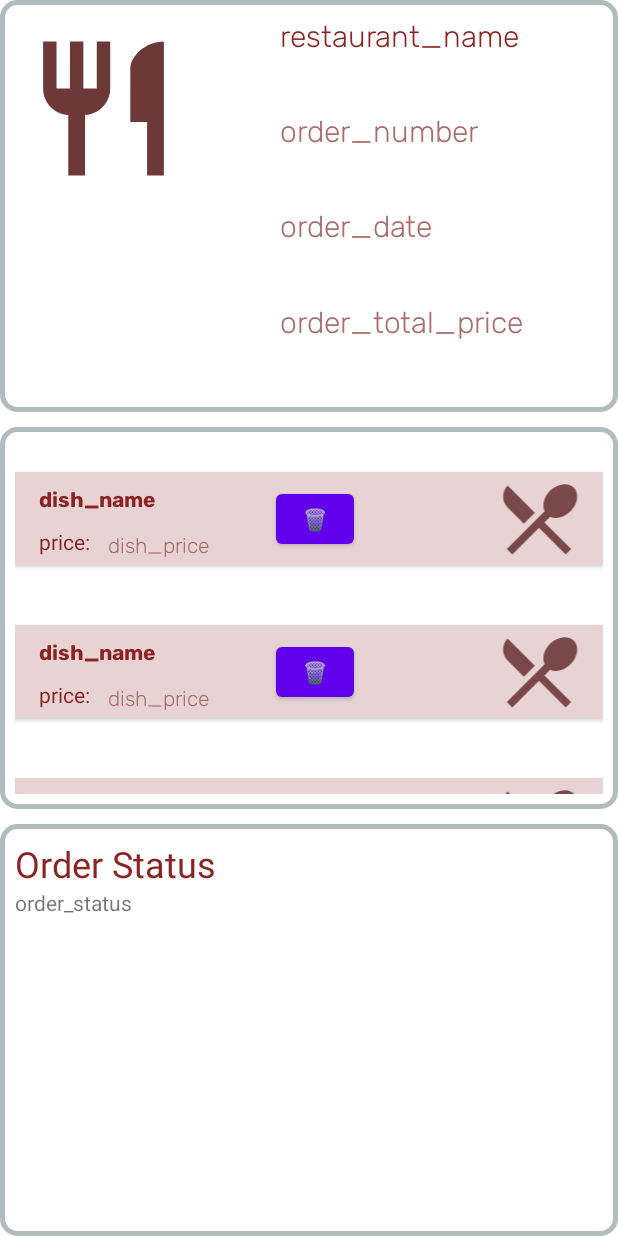
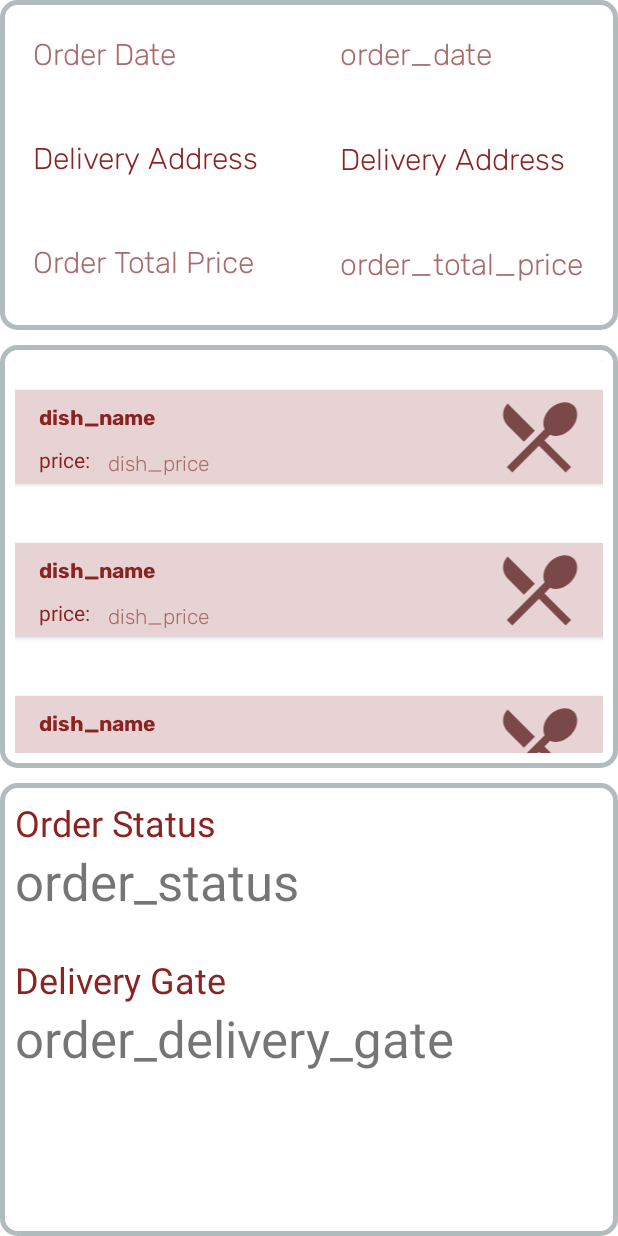
Before and after one commit to shehabadel/Wagba, an Android app: the layout fragment_tracking.xml on its own in the app's theme, with its tools: preview values and no code run, on a phone screen of 412 x 824 dp. Run offline under Robolectric (Android 15) with nearby library versions, the phone set to English and light mode, and no system bars.

Commit message:
Implemented order tracking functionality
Close #11

```diff
--- a/app/src/main/java/com/example/wagba/Repository/OrderRepo.java
+++ b/app/src/main/java/com/example/wagba/Repository/OrderRepo.java
@@ -47,6 +47,8 @@ public class OrderRepo {
             @Override
             public void onDataChange(@NonNull DataSnapshot snapshot) {
                 orderModel = snapshot.getValue(OrderModel.class);
+                orderModel.setOrderID(snapshot.getKey());
+                orderModel.setOrderStatus(Status.valueOf(snapshot.child("orderStatus").getValue().toString()));
                 order.setValue(orderModel);
             }
             @Override
--- a/app/src/main/java/com/example/wagba/adapters/TrackingItemsRecViewAdapter.java
+++ b/app/src/main/java/com/example/wagba/adapters/TrackingItemsRecViewAdapter.java
@@ -28,7 +28,7 @@ public class TrackingItemsRecViewAdapter extends RecyclerView.Adapter<TrackingIt
     @Override
     public TrackingItemsRecViewHolder onCreateViewHolder(@NonNull ViewGroup parent, int viewType) {
         LayoutInflater inflater = LayoutInflater.from(context);
-        View view  = inflater.inflate(R.layout.dish_item,parent,false);
+        View view  = inflater.inflate(R.layout.tracking_item,parent,false);
 
         return new TrackingItemsRecViewHolder(view);
     }
@@ -50,9 +50,9 @@ public class TrackingItemsRecViewAdapter extends RecyclerView.Adapter<TrackingIt
         ImageView dishIcon;
         public TrackingItemsRecViewHolder(@NonNull View itemView) {
             super(itemView);
-            dishIcon = itemView.findViewById(R.id.order_dish_icon);
-            dishName = itemView.findViewById(R.id.order_dish_title);
-            dishPrice = itemView.findViewById(R.id.order_dish_price);
+            dishIcon = itemView.findViewById(R.id.item_dish_icon);
+            dishName = itemView.findViewById(R.id.item_dish_title);
+            dishPrice = itemView.findViewById(R.id.item_dish_price);
         }
     }
 }
--- a/app/src/main/java/com/example/wagba/fragments/TrackingFragment.java
+++ b/app/src/main/java/com/example/wagba/fragments/TrackingFragment.java
@@ -2,17 +2,27 @@ package com.example.wagba.fragments;
 
 import android.os.Bundle;
 
+import androidx.annotation.NonNull;
 import androidx.fragment.app.Fragment;
+import androidx.lifecycle.Lifecycle;
+import androidx.lifecycle.LifecycleOwner;
+import androidx.lifecycle.Observer;
+import androidx.lifecycle.ViewModelProvider;
 import androidx.recyclerview.widget.LinearLayoutManager;
 import androidx.recyclerview.widget.RecyclerView;
 
+import android.util.Log;
 import android.view.LayoutInflater;
 import android.view.View;
 import android.view.ViewGroup;
+import android.widget.TextView;
 
 import com.example.wagba.R;
+import com.example.wagba.ViewModels.OrderViewModel;
 import com.example.wagba.adapters.CartItemsRecViewAdapter;
+import com.example.wagba.adapters.TrackingItemsRecViewAdapter;
 import com.example.wagba.models.DishModel;
+import com.example.wagba.models.OrderModel;
 
 import java.util.ArrayList;
 import java.util.Random;
@@ -21,7 +31,10 @@ public class TrackingFragment extends Fragment {
     ArrayList<DishModel> orderDishes = new ArrayList<DishModel>();
     Random rand = new Random();
     RecyclerView orderItemsRecView;
-    CartItemsRecViewAdapter orderItemsAdapter;
+    TrackingItemsRecViewAdapter orderItemsAdapter;
+    OrderViewModel orderViewModel;
+    TextView orderStatusTXT, orderDateTXT, orderAddressTXT, orderGateTXT, orderTotalTXT;
+    OrderModel order;
     public TrackingFragment() {
         // Required empty public constructor
     }
@@ -49,10 +62,32 @@ public class TrackingFragment extends Fragment {
                              Bundle savedInstanceState) {
         // Inflate the layout for this fragment
         View view =  inflater.inflate(R.layout.fragment_tracking, container, false);
+        orderStatusTXT=view.findViewById(R.id.order_status);
+        orderDateTXT=view.findViewById(R.id.order_date);
+        orderAddressTXT = view.findViewById(R.id.order_address);
+        orderGateTXT = view.findViewById(R.id.order_delivery_gate);
+        orderTotalTXT = view.findViewById(R.id.order_total_price);
 
-        setupDishModel();
+        orderViewModel = new ViewModelProvider(this).get(OrderViewModel.class);
+        orderViewModel.init();
+        orderViewModel.getOrder().observe(getViewLifecycleOwner(), new Observer<OrderModel>() {
+            @Override
+            public void onChanged(OrderModel orderModel) {
+                orderItemsAdapter.notifyDataSetChanged();
+                orderDishes.clear();
+                if(orderModel!=null && orderModel.getOrderStatus()!=null){
+                    orderDateTXT.setText(orderModel.getOrderDate());
+                    orderAddressTXT.setText(orderModel.getDeliveryAddress());
+                    orderGateTXT.setText(orderModel.getOrderGate());
+                    orderTotalTXT.setText(Float.toString(orderModel.getOrderTotalPrice()));
+                    orderDishes.addAll(orderModel.getOrderItems());
+                    orderStatusTXT.setText(orderModel.getOrderStatus().toString());
+                }
+            }
+        });
+
         orderItemsRecView = view.findViewById(R.id.order_items_rcv);
-        orderItemsAdapter = new CartItemsRecViewAdapter(view.getContext(),orderDishes);
+        orderItemsAdapter = new TrackingItemsRecViewAdapter(view.getContext(),orderDishes);
         orderItemsRecView.setAdapter(orderItemsAdapter);
         orderItemsRecView.setLayoutManager(new LinearLayoutManager(view.getContext(),RecyclerView.VERTICAL,false));
         return view;
--- a/app/src/main/java/com/example/wagba/models/OrderModel.java
+++ b/app/src/main/java/com/example/wagba/models/OrderModel.java
@@ -16,6 +16,30 @@ public class OrderModel implements Parcelable {
     float orderTotalPrice;
     Status orderStatus;
 
+    public void setOrderID(String orderID) {
+        this.orderID = orderID;
+    }
+
+    public void setOrderDate(String orderDate) {
+        this.orderDate = orderDate;
+    }
+
+    public void setOrderItems(ArrayList<DishModel> orderItems) {
+        this.orderItems.addAll(orderItems);
+    }
+
+    public String getOrderPayMethod() {
+        return orderPayMethod;
+    }
+
+    public void setOrderPayMethod(String orderPayMethod) {
+        this.orderPayMethod = orderPayMethod;
+    }
+
+    public void setOrderStatus(Status orderStatus) {
+        this.orderStatus = orderStatus;
+    }
+
     public OrderModel(String deliveryAddress, String orderID, String orderDate, ArrayList<DishModel> orderItems, String orderPayMethod, String orderGate, float orderTotalPrice, Status orderStatus) {
         this.deliveryAddress = deliveryAddress;
         this.orderID = orderID;
@@ -27,6 +51,21 @@ public class OrderModel implements Parcelable {
         this.orderStatus = orderStatus;
     }
 
+    public void setOrderTotalPrice(float orderTotalPrice) {
+        this.orderTotalPrice = orderTotalPrice;
+    }
+
+    public void setDeliveryAddress(String deliveryAddress) {
+        this.deliveryAddress = deliveryAddress;
+    }
+
+    public String getOrderGate() {
+        return orderGate;
+    }
+
+    public void setOrderGate(String orderGate) {
+        this.orderGate = orderGate;
+    }
 
     public OrderModel(CartModel cartModel, String deliveryAddress, String orderDate, String orderPayMethod, String orderGate){
         this.orderItems=cartModel.getCartItems();
@@ -108,9 +147,11 @@ public class OrderModel implements Parcelable {
 
 
     public Status getOrderStatus() {
-        return orderStatus;
+        return this.orderStatus;
     }
-
+public String getOrderStatusString(){
+        return this.orderStatus.toString();
+}
 
     @Override
     public int describeContents() {
--- a/app/src/main/res/layout/fragment_tracking.xml
+++ b/app/src/main/res/layout/fragment_tracking.xml
@@ -11,49 +11,59 @@
         android:layout_height="match_parent"
         android:orientation="vertical">
 
-        <androidx.constraintlayout.widget.ConstraintLayout
-            android:id="@+id/order_details_wrapper"
+        <LinearLayout
             android:layout_width="match_parent"
-            android:layout_height="match_parent"
-            android:layout_weight="35"
+            android:layout_height="220dp"
             android:background="@drawable/layout_border"
-            app:layout_constraintBottom_toTopOf="@+id/order_summary_wrapper"
-            app:layout_constraintEnd_toEndOf="parent"
-            app:layout_constraintStart_toStartOf="parent"
-            app:layout_constraintTop_toTopOf="parent">
+            android:orientation="horizontal"
+            android:padding="12sp">
 
             <LinearLayout
-                android:id="@+id/order_meta_wrapper"
-                android:layout_width="214dp"
-                android:layout_height="0dp"
+                android:id="@+id/order_meta_wrapper_txt"
+                android:layout_width="173dp"
+                android:layout_height="208dp"
                 android:layout_margin="10sp"
-                android:orientation="vertical"
-                app:layout_constraintBottom_toBottomOf="parent"
-                app:layout_constraintEnd_toEndOf="parent"
-                app:layout_constraintHorizontal_bias="0.994"
-                app:layout_constraintStart_toStartOf="parent"
-                app:layout_constraintTop_toTopOf="parent"
-                app:layout_constraintVertical_bias="0.0">
+                android:layout_weight="25"
+                android:orientation="vertical">
 
                 <TextView
-                    android:id="@+id/restaurant_name"
+                    android:id="@+id/order_date_txt"
+                    android:layout_width="163dp"
+                    android:layout_height="wrap_content"
+                    android:layout_weight="25"
+                    android:fontFamily="@font/rubik_light"
+                    android:text="Order Date"
+                    android:textColor="@color/dark_red_light"
+                    android:textSize="20sp" />
+
+                <TextView
+                    android:id="@+id/order_address_txt"
                     android:layout_width="wrap_content"
                     android:layout_height="wrap_content"
                     android:layout_weight="25"
                     android:fontFamily="@font/rubik_light"
-                    android:text="@string/restaurant_name"
+                    android:text="Delivery Address"
                     android:textColor="@color/dark_red"
                     android:textSize="20sp" />
 
                 <TextView
-                    android:id="@+id/order_number"
-                    android:layout_width="161dp"
+                    android:id="@+id/order_total_price_txt"
+                    android:layout_width="wrap_content"
                     android:layout_height="wrap_content"
                     android:layout_weight="25"
                     android:fontFamily="@font/rubik_light"
-                    android:text="@string/order_number"
+                    android:text="Order Total Price"
                     android:textColor="@color/dark_red_light"
                     android:textSize="20sp" />
+
+            </LinearLayout>
+
+            <LinearLayout
+                android:id="@+id/order_meta_wrapper"
+                android:layout_width="wrap_content"
+                android:layout_height="210dp"
+                android:layout_margin="10sp"
+                android:orientation="vertical">
 
                 <TextView
                     android:id="@+id/order_date"
@@ -63,6 +73,16 @@
                     android:fontFamily="@font/rubik_light"
                     android:text="@string/order_date"
                     android:textColor="@color/dark_red_light"
+                    android:textSize="20sp" />
+
+                <TextView
+                    android:id="@+id/order_address"
+                    android:layout_width="wrap_content"
+                    android:layout_height="wrap_content"
+                    android:layout_weight="25"
+                    android:fontFamily="@font/rubik_light"
+                    android:text="Delivery Address"
+                    android:textColor="@color/dark_red"
                     android:textSize="20sp" />
 
                 <TextView
@@ -77,19 +97,7 @@
 
             </LinearLayout>
 
-            <ImageView
-                android:id="@+id/restaurant_icon"
-                android:layout_width="107dp"
-                android:layout_height="114dp"
-                app:layout_constraintBottom_toBottomOf="parent"
-                app:layout_constraintEnd_toEndOf="parent"
-                app:layout_constraintHorizontal_bias="0.051"
-                app:layout_constraintStart_toStartOf="parent"
-                app:layout_constraintTop_toTopOf="parent"
-                app:layout_constraintVertical_bias="0.097"
-                app:srcCompat="@drawable/ic_baseline_restaurant_24" />
-
-        </androidx.constraintlayout.widget.ConstraintLayout>
+        </LinearLayout>
 
         <LinearLayout
             android:layout_width="match_parent"
@@ -110,7 +118,7 @@
                     android:id="@+id/order_items_rcv"
                     android:layout_width="match_parent"
                     android:layout_height="match_parent"
-                    tools:listitem="@layout/order_item" />
+                    tools:listitem="@layout/tracking_item" />
             </androidx.cardview.widget.CardView>
         </LinearLayout>
 
@@ -135,7 +143,25 @@
                 android:id="@+id/order_status"
                 android:layout_width="match_parent"
                 android:layout_height="wrap_content"
-                android:text="order_status" />
+                android:text="order_status"
+                android:textSize="34sp" />
+
+            <TextView
+                android:id="@+id/order_status_txtView2"
+                android:layout_width="match_parent"
+                android:layout_height="wrap_content"
+                android:layout_marginTop="40px"
+                android:text="Delivery Gate"
+                android:textColor="@color/dark_red"
+                android:textSize="24sp" />
+
+            <TextView
+                android:id="@+id/order_delivery_gate"
+                android:layout_width="match_parent"
+                android:layout_height="wrap_content"
+                android:text="order_delivery_gate"
+                android:textSize="34sp" />
+
         </LinearLayout>
     </LinearLayout>
 
--- /dev/null
+++ b/app/src/main/res/layout/tracking_item.xml
@@ -0,0 +1,79 @@
+<?xml version="1.0" encoding="utf-8"?>
+<androidx.constraintlayout.widget.ConstraintLayout xmlns:android="http://schemas.android.com/apk/res/android"
+    xmlns:app="http://schemas.android.com/apk/res-auto"
+    xmlns:tools="http://schemas.android.com/tools"
+    android:layout_width="match_parent"
+    android:layout_height="wrap_content"
+    android:elevation="8dp">
+
+    <androidx.cardview.widget.CardView
+        android:layout_width="0dp"
+        android:layout_height="wrap_content"
+        android:layout_marginVertical="20dp"
+        app:cardBackgroundColor="@color/pink_light"
+        app:cardCornerRadius="0dp"
+        app:layout_constraintBottom_toBottomOf="parent"
+        app:layout_constraintEnd_toEndOf="parent"
+        app:layout_constraintHorizontal_bias="0.0"
+        app:layout_constraintStart_toStartOf="parent"
+        app:layout_constraintTop_toTopOf="parent"
+        tools:ignore="MissingConstraints">
+
+        <androidx.constraintlayout.widget.ConstraintLayout
+            android:layout_width="match_parent"
+            android:layout_height="62dp">
+
+            <ImageView
+                android:id="@+id/item_dish_icon"
+                android:layout_width="85dp"
+                android:layout_height="0dp"
+                app:layout_constraintBottom_toBottomOf="parent"
+                app:layout_constraintEnd_toEndOf="parent"
+                app:layout_constraintTop_toTopOf="parent"
+                app:layout_constraintVertical_bias="0.0"
+                app:srcCompat="@drawable/ic_baseline_restaurant_menu_24" />
+
+            <TextView
+                android:id="@+id/item_dish_title"
+                android:layout_width="wrap_content"
+                android:layout_height="wrap_content"
+                android:layout_marginStart="16dp"
+                android:layout_marginTop="8dp"
+                android:fontFamily="@font/rubik_bold"
+                android:text="@string/dish_name"
+                android:textColor="@color/dark_red"
+                android:textSize="14sp"
+                android:textStyle="bold"
+                app:layout_constraintEnd_toStartOf="@+id/item_dish_icon"
+                app:layout_constraintHorizontal_bias="0.0"
+                app:layout_constraintStart_toStartOf="parent"
+                app:layout_constraintTop_toTopOf="parent" />
+
+            <TextView
+                android:id="@+id/item_dish_price"
+                android:layout_width="wrap_content"
+                android:layout_height="wrap_content"
+                android:layout_marginStart="12dp"
+                android:layout_marginTop="8dp"
+                android:fontFamily="@font/rubik_light"
+                android:text="@string/dish_price"
+                android:textColor="@color/dark_red_light"
+                android:textSize="14sp"
+                app:layout_constraintBottom_toBottomOf="parent"
+                app:layout_constraintStart_toEndOf="@+id/price_txtView"
+                app:layout_constraintTop_toBottomOf="@+id/item_dish_title"
+                app:layout_constraintVertical_bias="0.446" />
+
+            <TextView
+                android:id="@+id/price_txtView"
+                android:layout_width="wrap_content"
+                android:layout_height="wrap_content"
+                android:text="@string/price"
+                android:textColor="@color/dark_red"
+                app:layout_constraintBottom_toBottomOf="parent"
+                app:layout_constraintStart_toStartOf="@+id/item_dish_title"
+                app:layout_constraintTop_toBottomOf="@+id/item_dish_title" />
+
+        </androidx.constraintlayout.widget.ConstraintLayout>
+    </androidx.cardview.widget.CardView>
+</androidx.constraintlayout.widget.ConstraintLayout>
```
